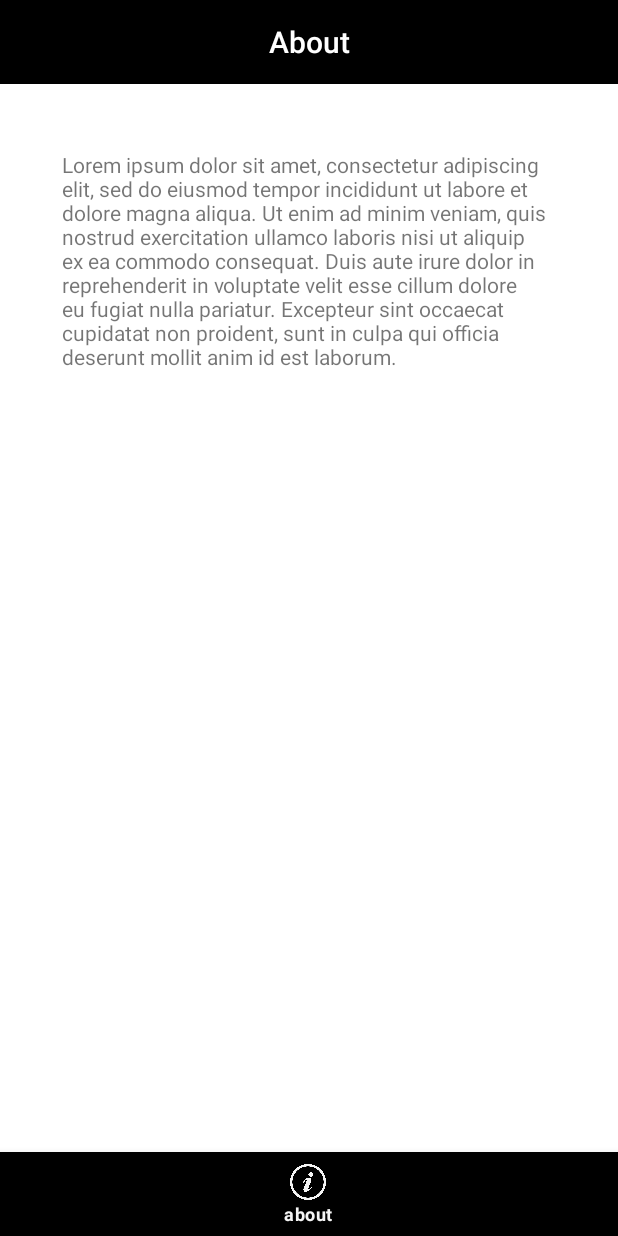
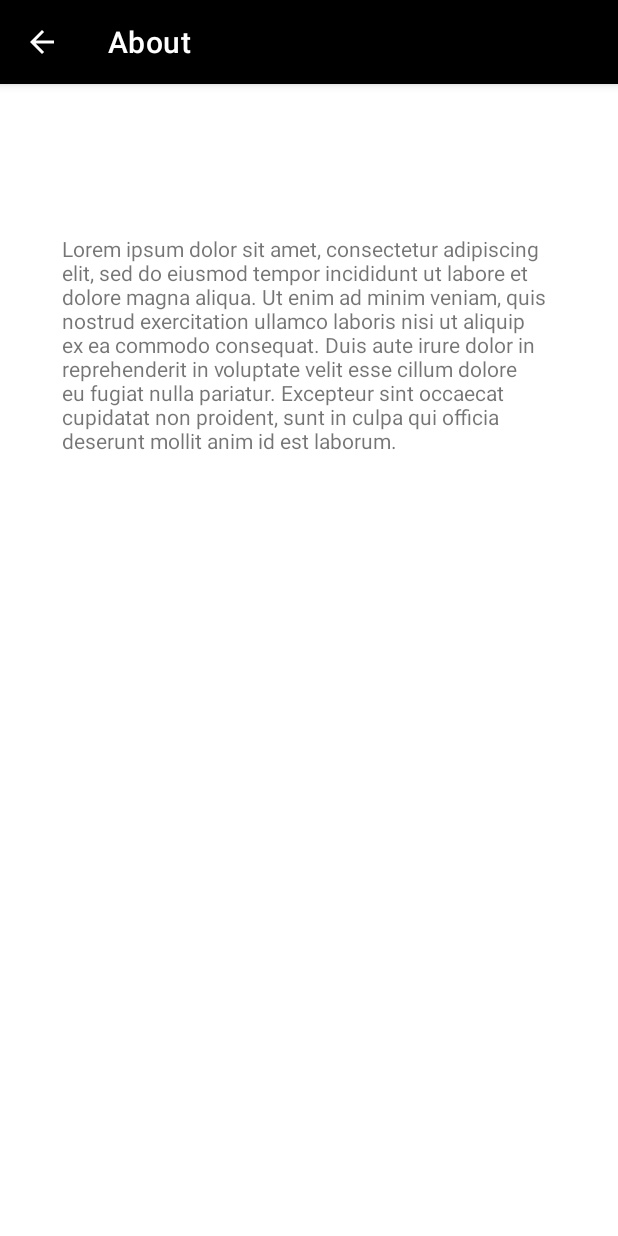
Before and after one commit to kechinvv/lab3, an Android app: the About screen opened directly, with no data from a screen before it, on a phone screen of 412 x 824 dp. Run offline under Robolectric (Android 15) with nearby library versions, the phone set to English and light mode, and no system bars; our stand-ins replace navigation-ui.

```diff
--- a/nav5/app/src/main/java/com/example/nav5/About.kt
+++ b/nav5/app/src/main/java/com/example/nav5/About.kt
@@ -3,12 +3,18 @@ package com.example.nav5
 import android.os.Bundle
 import android.widget.TextView
 import androidx.appcompat.app.AppCompatActivity
+import androidx.appcompat.widget.Toolbar
+import androidx.navigation.NavController
+import androidx.navigation.findNavController
+import androidx.navigation.fragment.NavHostFragment
+import androidx.navigation.ui.AppBarConfiguration
+import androidx.navigation.ui.setupWithNavController
 
 class About : AppCompatActivity() {
+
     override fun onCreate(savedInstanceState: Bundle?) {
         super.onCreate(savedInstanceState)
         setContentView(R.layout.activity_about)
-        findViewById<TextView>(R.id.text_toolbar).text = "About"
     }
 
 
--- a/nav5/app/src/main/res/layout/activity_about.xml
+++ b/nav5/app/src/main/res/layout/activity_about.xml
@@ -1,12 +1,10 @@
 <?xml version="1.0" encoding="utf-8"?>
 <androidx.constraintlayout.widget.ConstraintLayout xmlns:android="http://schemas.android.com/apk/res/android"
     xmlns:app="http://schemas.android.com/apk/res-auto"
-    xmlns:tools="http://schemas.android.com/tools"
+    android:id="@+id/activity_about"
     android:layout_width="match_parent"
-    android:layout_height="match_parent"
-    tools:context=".About">
+    android:layout_height="match_parent">
 
-    <include layout="@layout/toolbar" />
 
     <TextView
         android:layout_width="0dp"
@@ -16,9 +14,8 @@
         app:layout_constraintHeight_percent=".6"
         app:layout_constraintLeft_toLeftOf="parent"
         app:layout_constraintRight_toRightOf="parent"
-        app:layout_constraintTop_toTopOf="@+id/toolbar"
+        app:layout_constraintTop_toTopOf="parent"
         app:layout_constraintWidth_percent=".8" />
 
-    <include layout="@layout/bottom" />
 
 </androidx.constraintlayout.widget.ConstraintLayout>
--- a/nav5/app/src/main/res/layout/bottom.xml
+++ /dev/null
@@ -1,20 +0,0 @@
-<?xml version="1.0" encoding="utf-8"?>
-<androidx.constraintlayout.widget.ConstraintLayout xmlns:android="http://schemas.android.com/apk/res/android"
-    xmlns:app="http://schemas.android.com/apk/res-auto"
-    android:layout_width="match_parent"
-    android:layout_height="match_parent"
-    app:theme="@style/ToolbarTheme">
-
-    <com.google.android.material.bottomnavigation.BottomNavigationView
-        android:id="@+id/navigation"
-        android:layout_width="0dp"
-        android:layout_height="wrap_content"
-        android:layout_marginEnd="0dp"
-        android:layout_marginStart="0dp"
-        android:background="@android:color/background_dark"
-        app:layout_constraintBottom_toBottomOf="parent"
-        app:layout_constraintLeft_toLeftOf="parent"
-        app:layout_constraintRight_toRightOf="parent"
-        app:menu="@menu/navigation" />
-
-</androidx.constraintlayout.widget.ConstraintLayout>
--- a/nav5/app/src/main/res/layout/toolbar.xml
+++ /dev/null
@@ -1,20 +0,0 @@
-<?xml version="1.0" encoding="utf-8"?>
-<androidx.appcompat.widget.Toolbar xmlns:android="http://schemas.android.com/apk/res/android"
-    xmlns:app="http://schemas.android.com/apk/res-auto"
-    android:id="@+id/toolbar"
-    android:layout_width="match_parent"
-    android:layout_height="?attr/actionBarSize"
-    app:title=""
-    android:background="@color/black">
-
-    <TextView
-        android:id="@+id/text_toolbar"
-        style="@style/Base.TextAppearance.AppCompat.Widget.ActionBar.Title"
-        android:layout_width="wrap_content"
-        android:layout_height="wrap_content"
-        android:layout_gravity="center"
-        android:text="@string/title"
-        android:textColor="@color/white" />
-
-
-</androidx.appcompat.widget.Toolbar>
--- a/nav5/app/src/main/res/menu/navigation.xml
+++ b/nav5/app/src/main/res/menu/navigation.xml
@@ -2,6 +2,7 @@
 <menu xmlns:android="http://schemas.android.com/apk/res/android">
     <item
         android:id="@+id/navigation_about"
+        android:menuCategory="secondary"
         android:icon="@drawable/img"
         android:title="@string/about_title" />
 </menu>
--- a/nav5/app/src/main/res/values/themes.xml
+++ b/nav5/app/src/main/res/values/themes.xml
@@ -2,7 +2,7 @@
     <!-- Base application theme. -->
     <style name="Theme.nav5" parent="Theme.MaterialComponents.DayNight.DarkActionBar">
         <!-- Primary brand color. -->
-        <item name="colorPrimary">@color/purple_500</item>
+        <item name="colorPrimary">@color/black</item>
         <item name="colorPrimaryVariant">@color/black</item>
         <item name="colorOnPrimary">@color/white</item>
         <!-- Secondary brand color. -->
@@ -12,7 +12,10 @@
         <!-- Status bar color. -->
         <item name="android:statusBarColor" tools:targetApi="l">?attr/colorPrimaryVariant</item>
         <!-- Customize your theme here. -->
+
     </style>
+
+
 
     <style name="Theme.nav5.NoActionBar">
         <item name="windowActionBar">false</item>
@@ -28,5 +31,5 @@
         <item name="android:textColorSecondary">@color/white</item>
         <item name="android:textColor">@color/white</item>
     </style>
-    `
+
 </resources>
```
Also changed, not shown: nav5/app/build.gradle (+18 -1 lines), nav5/app/src/main/AndroidManifest.xml (+5 -3 lines), nav5/app/src/main/java/com/example/nav5/Fragment1.kt (+1 -41 lines), nav5/app/src/main/java/com/example/nav5/Fragment2.kt (+1 -46 lines), nav5/app/src/main/java/com/example/nav5/Fragment3.kt (+1 -46 lines), nav5/app/src/main/java/com/example/nav5/MainActivity.kt (+23 -8 lines), nav5/app/src/main/res/layout/fragment_1.xml (+4 -5 lines), nav5/app/src/main/res/layout/fragment_2.xml (+9 -10 lines), nav5/app/src/main/res/layout/fragment_3.xml (+9 -10 lines), nav5/app/src/main/res/layout/main_activity.xml (+15 -5 lines), nav5/app/src/main/res/navigation/nav_graph.xml (+21 -25 lines), 1 other file.
